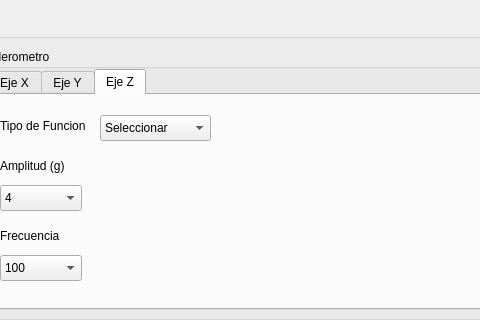
Above: gui_python/interfaz_v1.ui from matiasRojasV/CC5328-Sistemas-embebidos before the change; both pictures show x 311 to 791 and y 0 to 320 of the 1109 by 719 pixel window. Below: the same form after it.
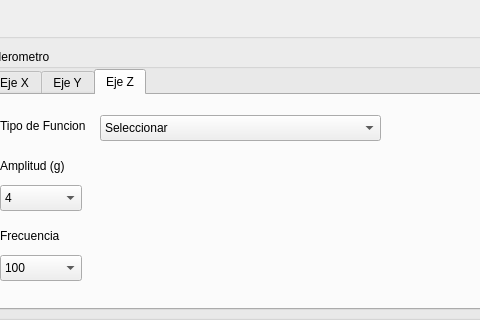
That is the form after the change.

Commit message: feat&fix: arreglar unos pequeños errores y sentar base para la conexion a la plaquita. ademas se agrego un modo para simular mientras

```diff
--- a/gui_python/interfaz_v1.ui
+++ b/gui_python/interfaz_v1.ui
@@ -460,7 +460,7 @@
          <rect>
           <x>110</x>
           <y>20</y>
-          <width>111</width>
+          <width>281</width>
           <height>26</height>
          </rect>
         </property>
```
Left out of the diff: 22 changed lines with no effect on the pictures. The commit also changes 2 other files.
